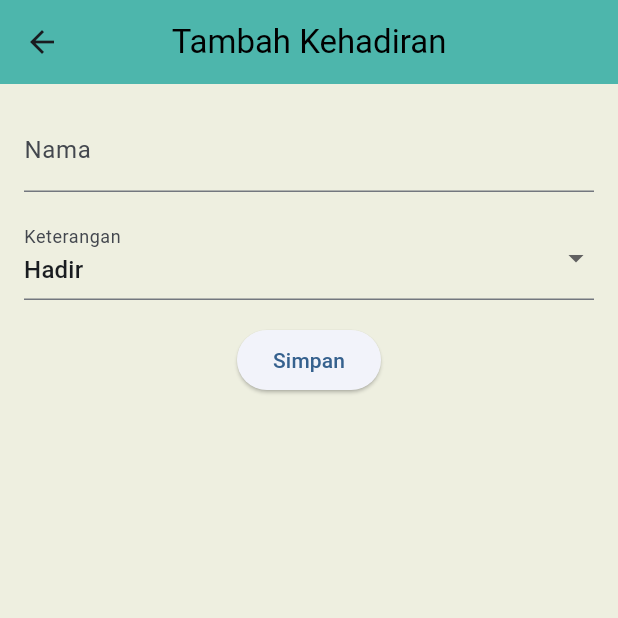
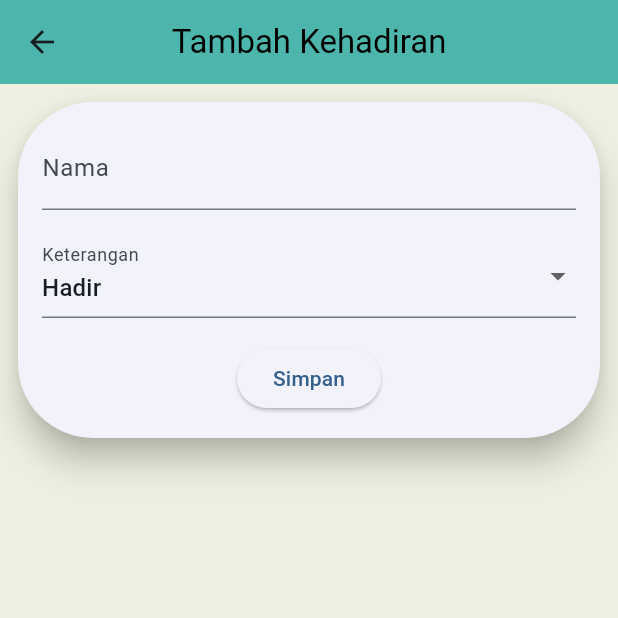
Before and after one commit to TghHry/tugas_13_PPKD_batch2, a Flutter app: the TambahKehadiranPage screen opened directly, on a phone screen of 412 x 824 dp, the top half of it. Run offline on Flutter 3.47's test engine with Material 3 defaults, Android fonts, the phone set to English and light mode, and no system bars; our stand-ins replace shared_preferences, sqflite; accounts and stored records are empty; Roboto replaces fonts that are missing (Poppins).

Commit message:
tugas_13

```diff
--- a/absensi_sederhana/lib/tambah_kehadiran.dart
+++ b/absensi_sederhana/lib/tambah_kehadiran.dart
@@ -42,17 +42,22 @@ class _TambahKehadiranPageState extends State<TambahKehadiranPage> {
       backgroundColor: Color(0xffEEEFE0),
       appBar: AppBar(
         centerTitle: true,
-        title: Text(
-          'Tambah Kehadiran',
-          style: TextStyle(color: Colors.black),
-        ),
+        title: Text('Tambah Kehadiran', style: TextStyle(color: Colors.black)),
         backgroundColor: Colors.teal[300],
       ),
       body: Padding(
+        padding: const EdgeInsets.all(8.0),
+        child: Card(
+          shape: RoundedRectangleBorder(
+            borderRadius: BorderRadius.circular(50),
+          ),
+          elevation: 9,
+          child: Padding(
             padding: const EdgeInsets.all(16),
             child: Form(
               key: _formKey,
               child: Column(
+                mainAxisSize: MainAxisSize.min,
                 children: [
                   TextFormField(
                     controller: namaController,
@@ -62,7 +67,8 @@ class _TambahKehadiranPageState extends State<TambahKehadiranPage> {
                   SizedBox(height: 16),
                   DropdownButtonFormField<String>(
                     value: selectedKeterangan,
-                items: ['Hadir', 'Izin', 'Alpha'].map((status) {
+                    items:
+                        ['Hadir', 'Izin', 'Alpha'].map((status) {
                           return DropdownMenuItem<String>(
                             value: status,
                             child: Text(status),
@@ -84,6 +90,8 @@ class _TambahKehadiranPageState extends State<TambahKehadiranPage> {
               ),
             ),
           ),
+        ),
+      ),
     );
   }
 }
```
Also changed, not shown: absensi_sederhana/lib/edit_kehadiran.dart (+12 -1 lines). Lines whose indentation alone changed are shown as unchanged.
